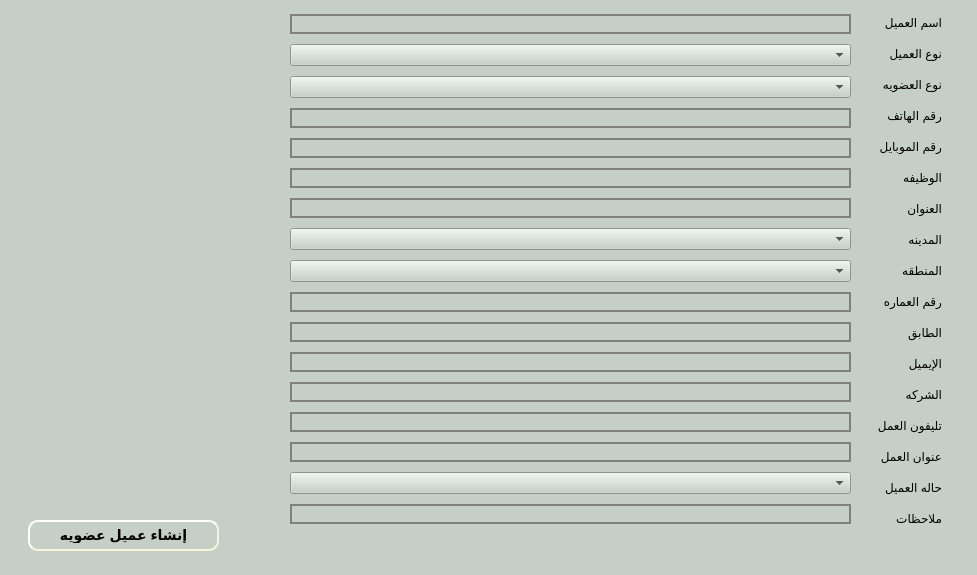
Qt form presentation/loyalty_ui/createCustomer.ui (shymaa123456/HyperPOS2020) before a commit.
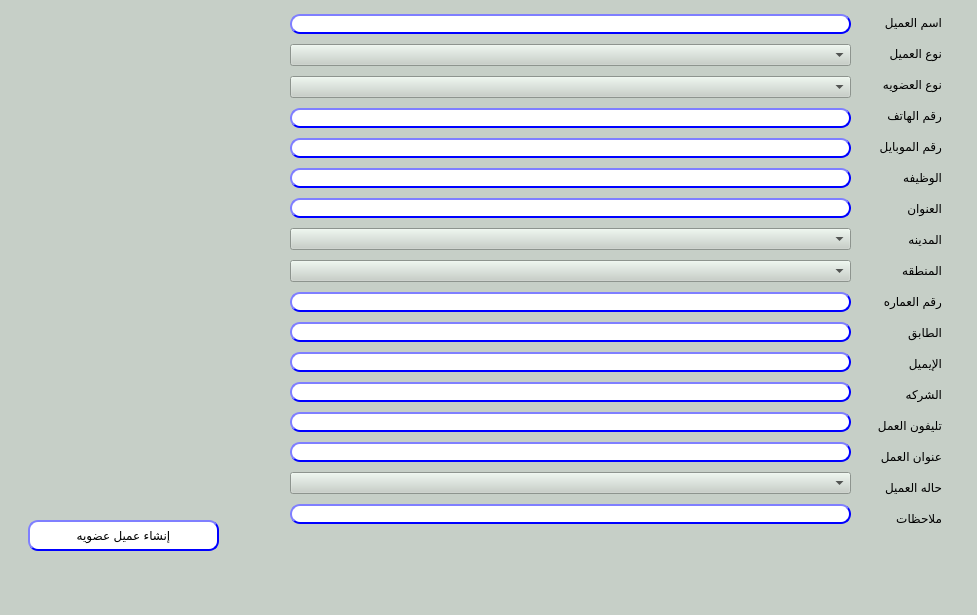
The same form after that commit.

The edit to the form file:
```diff
--- a/presentation/loyalty_ui/createCustomer.ui
+++ b/presentation/loyalty_ui/createCustomer.ui
@@ -7,7 +7,7 @@
     <x>0</x>
     <y>0</y>
     <width>977</width>
-    <height>575</height>
+    <height>615</height>
    </rect>
   </property>
   <property name="windowTitle">
@@ -160,12 +160,28 @@
     <item>
      <widget class="QLineEdit" name="LE_name">
       <property name="styleSheet">
-       <string notr="true">border: 2px solid gray;
-
-                                padding: 0 8px;
-
-                                selection-background-color: darkgray;
-                            </string>
+       <string notr="true">QLineEdit{
+                                        background-color: white;
+                                        border-style: outset;
+                                        border-width: 2px;
+                                        border-radius: 10px;
+                                        border-color: blue;
+                                        min-width: 6em;
+                                        }
+                                        QLineEdit:hover {
+                                        background: qradialgradient(
+                                        cx: 0.3, cy: -0.4, fx: 0.3, fy: -0.4,
+                                        radius: 1.35, stop: 0 #fff, stop: 1 #bbb
+                                        );
+                                        }
+                                       QLineEdit:pressed {
+                                        border-style: inset;
+                                        background: qradialgradient(
+                                        cx: 0.4, cy: -0.1, fx: 0.4, fy: -0.1,
+                                        radius: 1.35, stop: 0 #fff, stop: 1 #ddd
+                                        );
+                                        }
+                                    </string>
       </property>
       <property name="text">
        <string/>
@@ -181,11 +197,28 @@
     <item>
      <widget class="QLineEdit" name="lE_phone">
       <property name="styleSheet">
-       <string notr="true">border: 2px solid gray;
-
-                                padding: 0 8px;
-
-                                selection-background-color: darkgray;
+       <string notr="true">QLineEdit{
+                                        background-color: white;
+                                        border-style: outset;
+                                        border-width: 2px;
+                                        border-radius: 10px;
+                                        border-color: blue;
+                                        min-width: 6em;
+                                        }
+                                        QLineEdit:hover {
+                                        background: qradialgradient(
+                                        cx: 0.3, cy: -0.4, fx: 0.3, fy: -0.4,
+                                        radius: 1.35, stop: 0 #fff, stop: 1 #bbb
+                                        );
+                                        }
+                                       QLineEdit:pressed {
+                                        border-style: inset;
+                                        background: qradialgradient(
+                                        cx: 0.4, cy: -0.1, fx: 0.4, fy: -0.1,
+                                        radius: 1.35, stop: 0 #fff, stop: 1 #ddd
+                                        );
+                                        }
+                                    
                             </string>
       </property>
      </widget>
@@ -193,11 +226,28 @@
     <item>
      <widget class="QLineEdit" name="lE_mobile">
       <property name="styleSheet">
-       <string notr="true">border: 2px solid gray;
-
-                                padding: 0 8px;
-
-                                selection-background-color: darkgray;
+       <string notr="true">QLineEdit{
+                                        background-color: white;
+                                        border-style: outset;
+                                        border-width: 2px;
+                                        border-radius: 10px;
+                                        border-color: blue;
+                                        min-width: 6em;
+                                        }
+                                        QLineEdit:hover {
+                                        background: qradialgradient(
+                                        cx: 0.3, cy: -0.4, fx: 0.3, fy: -0.4,
+                                        radius: 1.35, stop: 0 #fff, stop: 1 #bbb
+                                        );
+                                        }
+                                       QLineEdit:pressed {
+                                        border-style: inset;
+                                        background: qradialgradient(
+                                        cx: 0.4, cy: -0.1, fx: 0.4, fy: -0.1,
+                                        radius: 1.35, stop: 0 #fff, stop: 1 #ddd
+                                        );
+                                        }
+                                    
                             </string>
       </property>
      </widget>
@@ -205,23 +255,56 @@
     <item>
      <widget class="QLineEdit" name="LE_job">
       <property name="styleSheet">
-       <string notr="true">border: 2px solid gray;
-
-                                padding: 0 8px;
-
-                                selection-background-color: darkgray;
-                            </string>
+       <string notr="true">QLineEdit{
+                                        background-color: white;
+                                        border-style: outset;
+                                        border-width: 2px;
+                                        border-radius: 10px;
+                                        border-color: blue;
+                                        min-width: 6em;
+                                        }
+                                        QLineEdit:hover {
+                                        background: qradialgradient(
+                                        cx: 0.3, cy: -0.4, fx: 0.3, fy: -0.4,
+                                        radius: 1.35, stop: 0 #fff, stop: 1 #bbb
+                                        );
+                                        }
+                                       QLineEdit:pressed {
+                                        border-style: inset;
+                                        background: qradialgradient(
+                                        cx: 0.4, cy: -0.1, fx: 0.4, fy: -0.1,
+                                        radius: 1.35, stop: 0 #fff, stop: 1 #ddd
+                                        );
+                                        }
+                                    </string>
       </property>
      </widget>
     </item>
     <item>
      <widget class="QLineEdit" name="LE_address">
       <property name="styleSheet">
-       <string notr="true">border: 2px solid gray;
-
-                                padding: 0 8px;
-
-                                selection-background-color: darkgray;
+       <string notr="true">QLineEdit{
+                                        background-color: white;
+                                        border-style: outset;
+                                        border-width: 2px;
+                                        border-radius: 10px;
+                                        border-color: blue;
+                                        min-width: 6em;
+                                        }
+                                        QLineEdit:hover {
+                                        background: qradialgradient(
+                                        cx: 0.3, cy: -0.4, fx: 0.3, fy: -0.4,
+                                        radius: 1.35, stop: 0 #fff, stop: 1 #bbb
+                                        );
+                                        }
+                                       QLineEdit:pressed {
+                                        border-style: inset;
+                                        background: qradialgradient(
+                                        cx: 0.4, cy: -0.1, fx: 0.4, fy: -0.1,
+                                        radius: 1.35, stop: 0 #fff, stop: 1 #ddd
+                                        );
+                                        }
+                                    
                             </string>
       </property>
      </widget>
@@ -243,47 +326,112 @@
     <item>
      <widget class="QLineEdit" name="LE_building">
       <property name="styleSheet">
-       <string notr="true">border: 2px solid gray;
-
-                                padding: 0 8px;
-
-                                selection-background-color: darkgray;
-                            </string>
+       <string notr="true">QLineEdit{
+                                        background-color: white;
+                                        border-style: outset;
+                                        border-width: 2px;
+                                        border-radius: 10px;
+                                        border-color: blue;
+                                        min-width: 6em;
+                                        }
+                                        QLineEdit:hover {
+                                        background: qradialgradient(
+                                        cx: 0.3, cy: -0.4, fx: 0.3, fy: -0.4,
+                                        radius: 1.35, stop: 0 #fff, stop: 1 #bbb
+                                        );
+                                        }
+                                       QLineEdit:pressed {
+                                        border-style: inset;
+                                        background: qradialgradient(
+                                        cx: 0.4, cy: -0.1, fx: 0.4, fy: -0.1,
+                                        radius: 1.35, stop: 0 #fff, stop: 1 #ddd
+                                        );
+                                        }
+                                    </string>
       </property>
      </widget>
     </item>
     <item>
      <widget class="QLineEdit" name="LE_floor">
       <property name="styleSheet">
-       <string notr="true">border: 2px solid gray;
-
-                                padding: 0 8px;
-
-                                selection-background-color: darkgray;
-                            </string>
+       <string notr="true">QLineEdit{
+                                        background-color: white;
+                                        border-style: outset;
+                                        border-width: 2px;
+                                        border-radius: 10px;
+                                        border-color: blue;
+                                        min-width: 6em;
+                                        }
+                                        QLineEdit:hover {
+                                        background: qradialgradient(
+                                        cx: 0.3, cy: -0.4, fx: 0.3, fy: -0.4,
+                                        radius: 1.35, stop: 0 #fff, stop: 1 #bbb
+                                        );
+                                        }
+                                       QLineEdit:pressed {
+                                        border-style: inset;
+                                        background: qradialgradient(
+                                        cx: 0.4, cy: -0.1, fx: 0.4, fy: -0.1,
+                                        radius: 1.35, stop: 0 #fff, stop: 1 #ddd
+                                        );
+                                        }
+                                    </string>
       </property>
      </widget>
     </item>
     <item>
      <widget class="QLineEdit" name="LE_email">
       <property name="styleSheet">
-       <string notr="true">border: 2px solid gray;
-
-                                padding: 0 8px;
-
-                                selection-background-color: darkgray;
-                            </string>
+       <string notr="true">QLineEdit{
+                                        background-color: white;
+                                        border-style: outset;
+                                        border-width: 2px;
+                                        border-radius: 10px;
+                                        border-color: blue;
+                                        min-width: 6em;
+                                        }
+                                        QLineEdit:hover {
+                                        background: qradialgradient(
+                                        cx: 0.3, cy: -0.4, fx: 0.3, fy: -0.4,
+                                        radius: 1.35, stop: 0 #fff, stop: 1 #bbb
+                                        );
+                                        }
+                                       QLineEdit:pressed {
+                                        border-style: inset;
+                                        background: qradialgradient(
+                                        cx: 0.4, cy: -0.1, fx: 0.4, fy: -0.1,
+                                        radius: 1.35, stop: 0 #fff, stop: 1 #ddd
+                                        );
+                                        }
+                                    </string>
       </property>
      </widget>
     </item>
     <item>
      <widget class="QLineEdit" name="LE_company">
       <property name="styleSheet">
-       <string notr="true">border: 2px solid gray;
-
-                                padding: 0 8px;
-
-                                selection-background-color: darkgray;
+       <string notr="true">QLineEdit{
+                                        background-color: white;
+                                        border-style: outset;
+                                        border-width: 2px;
+                                        border-radius: 10px;
+                                        border-color: blue;
+                                        min-width: 6em;
+                                        }
+                                        QLineEdit:hover {
+                                        background: qradialgradient(
+                                        cx: 0.3, cy: -0.4, fx: 0.3, fy: -0.4,
+                                        radius: 1.35, stop: 0 #fff, stop: 1 #bbb
+                                        );
+                                        }
+                                       QLineEdit:pressed {
+                                        border-style: inset;
+                                        background: qradialgradient(
+                                        cx: 0.4, cy: -0.1, fx: 0.4, fy: -0.1,
+                                        radius: 1.35, stop: 0 #fff, stop: 1 #ddd
+                                        );
+                                        }
+                                    
                             </string>
       </property>
      </widget>
@@ -291,11 +439,28 @@
     <item>
      <widget class="QLineEdit" name="LE_workPhone">
       <property name="styleSheet">
-       <string notr="true">border: 2px solid gray;
-
-                                padding: 0 8px;
-
-                                selection-background-color: darkgray;
+       <string notr="true">QLineEdit{
+                                        background-color: white;
+                                        border-style: outset;
+                                        border-width: 2px;
+                                        border-radius: 10px;
+                                        border-color: blue;
+                                        min-width: 6em;
+                                        }
+                                        QLineEdit:hover {
+                                        background: qradialgradient(
+                                        cx: 0.3, cy: -0.4, fx: 0.3, fy: -0.4,
+                                        radius: 1.35, stop: 0 #fff, stop: 1 #bbb
+                                        );
+                                        }
+                                       QLineEdit:pressed {
+                                        border-style: inset;
+                                        background: qradialgradient(
+                                        cx: 0.4, cy: -0.1, fx: 0.4, fy: -0.1,
+                                        radius: 1.35, stop: 0 #fff, stop: 1 #ddd
+                                        );
+                                        }
+                                    
                             </string>
       </property>
      </widget>
@@ -303,11 +468,28 @@
     <item>
      <widget class="QLineEdit" name="LE_workAddress">
       <property name="styleSheet">
-       <string notr="true">border: 2px solid gray;
-
-                                padding: 0 8px;
-
-                                selection-background-color: darkgray;
+       <string notr="true">QLineEdit{
+                                        background-color: white;
+                                        border-style: outset;
+                                        border-width: 2px;
+                                        border-radius: 10px;
+                                        border-color: blue;
+                                        min-width: 6em;
+                                        }
+                                        QLineEdit:hover {
+                                        background: qradialgradient(
+                                        cx: 0.3, cy: -0.4, fx: 0.3, fy: -0.4,
+                                        radius: 1.35, stop: 0 #fff, stop: 1 #bbb
+                                        );
+                                        }
+                                       QLineEdit:pressed {
+                                        border-style: inset;
+                                        background: qradialgradient(
+                                        cx: 0.4, cy: -0.1, fx: 0.4, fy: -0.1,
+                                        radius: 1.35, stop: 0 #fff, stop: 1 #ddd
+                                        );
+                                        }
+                                    
                             </string>
       </property>
      </widget>
@@ -318,11 +500,28 @@
     <item>
      <widget class="QLineEdit" name="LE_notes">
       <property name="styleSheet">
-       <string notr="true">border: 2px solid gray;
-
-                                padding: 0 8px;
-
-                                selection-background-color: darkgray;
+       <string notr="true">QLineEdit{
+                                        background-color: white;
+                                        border-style: outset;
+                                        border-width: 2px;
+                                        border-radius: 10px;
+                                        border-color: blue;
+                                        min-width: 6em;
+                                        }
+                                        QLineEdit:hover {
+                                        background: qradialgradient(
+                                        cx: 0.3, cy: -0.4, fx: 0.3, fy: -0.4,
+                                        radius: 1.35, stop: 0 #fff, stop: 1 #bbb
+                                        );
+                                        }
+                                       QLineEdit:pressed {
+                                        border-style: inset;
+                                        background: qradialgradient(
+                                        cx: 0.4, cy: -0.1, fx: 0.4, fy: -0.1,
+                                        radius: 1.35, stop: 0 #fff, stop: 1 #ddd
+                                        );
+                                        }
+                                    
                             </string>
       </property>
      </widget>
@@ -356,15 +555,28 @@
     </rect>
    </property>
    <property name="styleSheet">
-    <string notr="true">
-                    border-style: outset;
-                    border-width: 2px;
-                    border-radius: 10px;
-                    border-color: beige;
-                    font: bold 14px;
-                    min-width: 10em;
-                    padding: 6px;
-                </string>
+    <string notr="true">QPushButton{
+                                        background-color: white;
+                                        border-style: outset;
+                                        border-width: 2px;
+                                        border-radius: 10px;
+                                        border-color: blue;
+                                        min-width: 6em;
+                                        }
+                                        QPushButton:hover {
+                                        background: qradialgradient(
+                                        cx: 0.3, cy: -0.4, fx: 0.3, fy: -0.4,
+                                        radius: 1.35, stop: 0 #fff, stop: 1 #bbb
+                                        );
+                                        }
+                                        QPushButton:pressed {
+                                        border-style: inset;
+                                        background: qradialgradient(
+                                        cx: 0.4, cy: -0.1, fx: 0.4, fy: -0.1,
+                                        radius: 1.35, stop: 0 #fff, stop: 1 #ddd
+                                        );
+                                        }
+                                    </string>
    </property>
    <property name="text">
     <string>إنشاء عميل عضويه</string>
```
